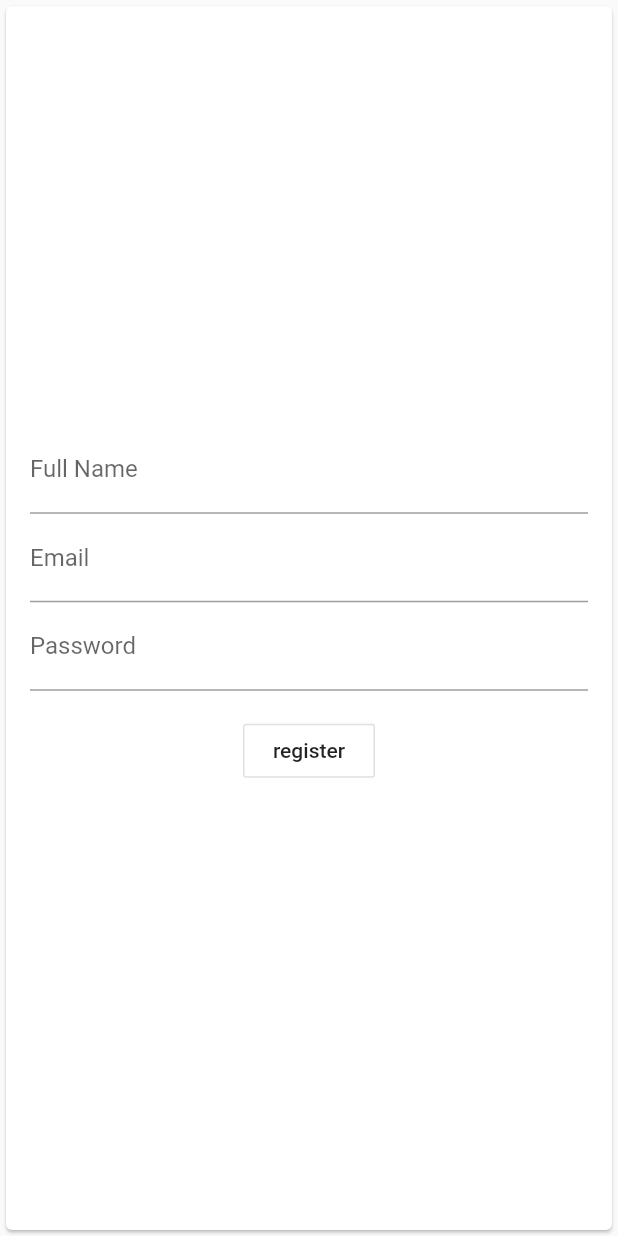
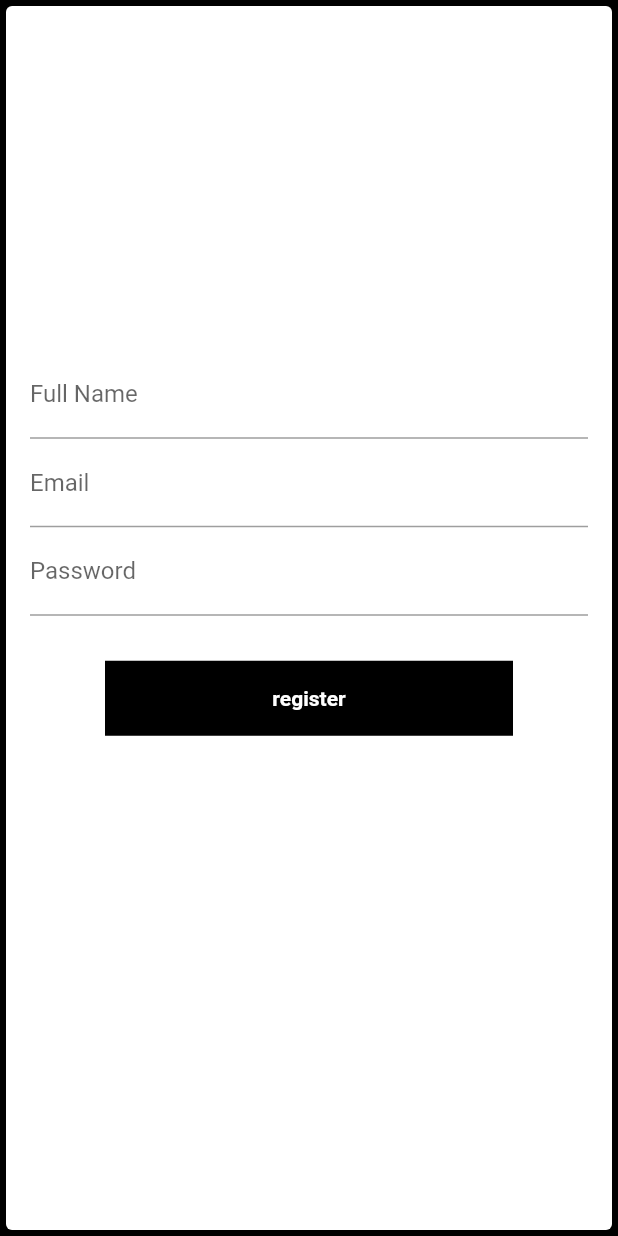
Before and after one commit to alaa1910/Mobile_Store, a Flutter app: the Register screen opened directly, on a phone screen of 412 x 824 dp. Run offline on Flutter 3.47's test engine with Material 2 defaults, Android fonts, the phone set to English and light mode, and no system bars; our stand-ins replace carousel_pro, firebase_auth, firebase_core, outline_material_icons; accounts and stored records are empty.

Commit message:
chinge style

```diff
--- a/lib/main.dart
+++ b/lib/main.dart
@@ -1,7 +1,7 @@
-import 'file:///C:/Users/ENG.3la2/AndroidStudioProjects/final_yat_project_flutter/lib/signing/login.dart';
 import 'package:final_yat_project_flutter/pages/Huawei.dart';
 import 'package:final_yat_project_flutter/pages/Iphone.dart';
 import 'package:final_yat_project_flutter/pages/oppo.dart';
+import 'package:final_yat_project_flutter/signing/login.dart';
 import 'package:firebase_core/firebase_core.dart';
 import 'package:flutter/material.dart';
 import 'package:flutter/cupertino.dart';
--- a/lib/signing/Register.dart
+++ b/lib/signing/Register.dart
@@ -27,11 +27,11 @@ class _RegisterState extends State<Register> {
 
   @override
   Widget build(BuildContext context) {
-    return Scaffold(
+    return Scaffold(backgroundColor:Colors.black,
       body: Center(
         child: Form(
             key: _formKey,
-            child: Card(
+            child: Card(color: Colors.white,
               child: Padding(
                 padding: EdgeInsets.all(16),
                 child: Column(
@@ -69,11 +69,12 @@ class _RegisterState extends State<Register> {
                       },
                       obscureText: true,
                     ),
-                    Container(
-                      padding: const EdgeInsets.symmetric(vertical: 16.0),
+                    Container(height: 50,
+                        width: 300,margin:EdgeInsets.fromLTRB(50,30,50,100),
+                        color:Colors.black,
                       alignment: Alignment.center,
                       child: OutlineButton(
-                        child: Text("register"),
+                        child: Text("register",style: TextStyle(color:Colors.white,fontWeight: FontWeight.bold)),
                         onPressed: () async {
                           if (_formKey.currentState.validate()) {
                             _registerAccount();
--- a/lib/signing/SignIn.dart
+++ b/lib/signing/SignIn.dart
@@ -17,7 +17,7 @@ class _SignInState extends State<SignIn> {
   final TextEditingController _passwordController = TextEditingController();
   @override
   Widget build(BuildContext context) {
-    return Scaffold(
+    return Scaffold(backgroundColor:Colors.black,
       key: _scaffoldKey,
       body: Builder(builder: (BuildContext context) {
         return Column(
--- a/pubspec.yaml
+++ b/pubspec.yaml
@@ -73,6 +73,7 @@ flutter:
     - images/p5.jpg
     - images/redme.jpg
     - images/huawei.jpg
+    - images/welcome.jpg
 
 
   # An image asset can refer to one or more resolution-specific "variants", see
```
Also changed, not shown: lib/pages/compount/mydrawer.dart (+4 -4 lines), lib/signing/login.dart (+22 -12 lines), images/download(S).jpg, pubspec.lock.
